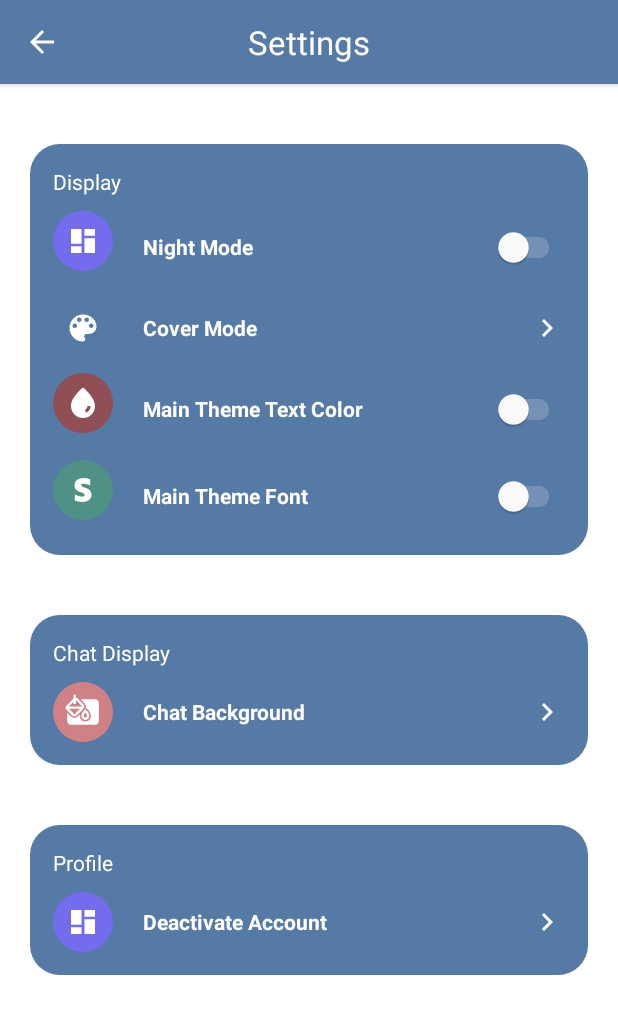
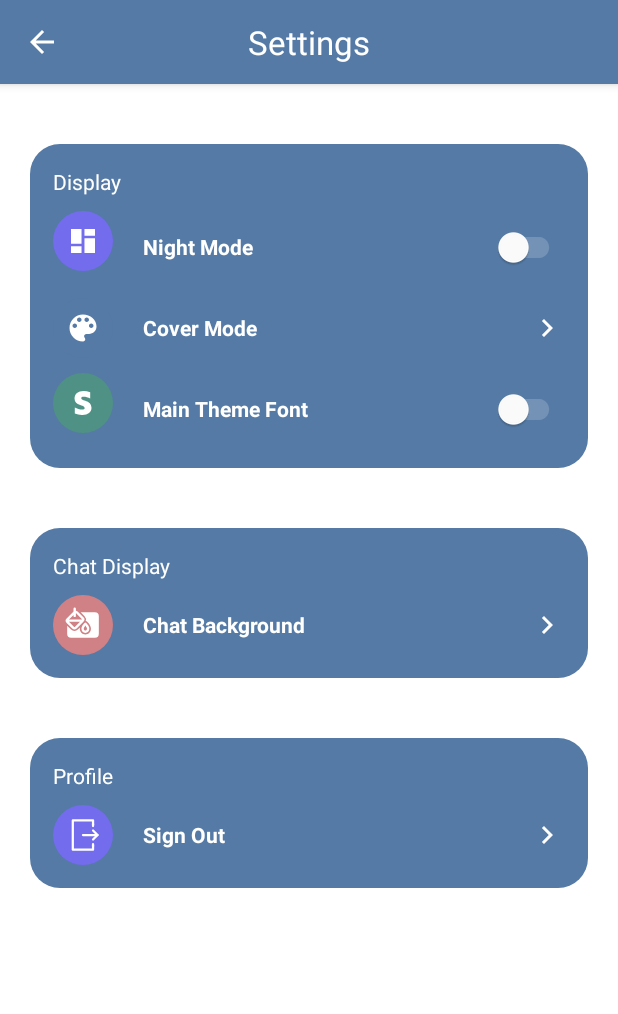
Before and after one commit to grigroviska/Scruffy, an Android app: the SettingsActivity screen opened directly, with no data from a screen before it, on a phone screen of 412 x 824 dp. Shown: the top 1014 px of the screen. Run offline under Robolectric (Android 15) with nearby library versions, the light colour scheme and no system bars; our stand-ins replace Firebase (no records; nobody signed in at launch, a user with empty details on screens opened directly).

Commit message:
Edited settings and added logging out.

```diff
--- a/app/build.gradle
+++ b/app/build.gradle
@@ -42,6 +42,7 @@ android {
 
 dependencies {
 
+    implementation 'com.android.support:multidex:1.0.3'
     implementation 'androidx.core:core-ktx:1.9.0'
     implementation 'androidx.appcompat:appcompat:1.6.1'
     implementation 'com.google.android.material:material:1.8.0'
--- a/app/src/main/java/com/gematriga/scruffy/activity/CoverActivity.kt
+++ b/app/src/main/java/com/gematriga/scruffy/activity/CoverActivity.kt
@@ -1,14 +1,20 @@
 package com.gematriga.scruffy.activity
 
+import android.content.res.Resources
+import android.graphics.drawable.Drawable
+import android.media.Image
 import android.net.Uri
 import android.os.Bundle
 import android.util.Log
+import android.view.View
+import android.widget.ImageView
 import android.widget.RadioGroup
 import androidx.appcompat.app.AppCompatActivity
 import androidx.appcompat.app.AppCompatDelegate
 import com.gematriga.scruffy.R
 import com.gematriga.scruffy.databinding.ActivityCoverBinding
 import com.google.firebase.database.FirebaseDatabase
+import pl.droidsonroids.gif.GifImageView
 
 class CoverActivity : AppCompatActivity() {
 
--- a/app/src/main/java/com/gematriga/scruffy/activity/SettingsActivity.kt
+++ b/app/src/main/java/com/gematriga/scruffy/activity/SettingsActivity.kt
@@ -5,12 +5,10 @@ import android.content.Intent
 import android.content.SharedPreferences
 import android.net.Uri
 import android.os.Bundle
-import android.view.View
 import android.widget.Toast
 import androidx.appcompat.app.AlertDialog
 import androidx.appcompat.app.AppCompatActivity
 import androidx.appcompat.app.AppCompatDelegate
-import com.gematriga.scruffy.R
 import com.gematriga.scruffy.databinding.ActivitySettingsBinding
 import com.google.firebase.auth.FirebaseAuth
 import com.google.firebase.database.FirebaseDatabase
@@ -23,6 +21,7 @@ open class SettingsActivity : AppCompatActivity() {
 
     private lateinit var binding : ActivitySettingsBinding
     private var database : FirebaseDatabase? = null
+    private lateinit var auth : FirebaseAuth
 
     private var currentId : String? = null
     private var selectedImg : Uri? = null
@@ -33,9 +32,9 @@ open class SettingsActivity : AppCompatActivity() {
         binding = ActivitySettingsBinding.inflate(layoutInflater)
         setContentView(binding.root)
 
+        auth = FirebaseAuth.getInstance()
         database = FirebaseDatabase.getInstance()
         currentId = FirebaseAuth.getInstance().uid
-        var preferenceManager: PreferenceManager
 
         //Commands that evaluate online status
         database!!.reference.child("Presence")
@@ -70,17 +69,14 @@ open class SettingsActivity : AppCompatActivity() {
 
                 AppCompatDelegate.setDefaultNightMode(AppCompatDelegate.MODE_NIGHT_NO)
                 sharedPrefsEdit.putBoolean("NightMode", false)
-                sharedPrefsEdit.apply()
 
             }else{
 
                 AppCompatDelegate.setDefaultNightMode(AppCompatDelegate.MODE_NIGHT_YES)
                 sharedPrefsEdit.putBoolean("NightMode", true)
-                sharedPrefsEdit.apply()
 
             }
-
-
+            sharedPrefsEdit.apply()
         }
 
         binding.coverMode.setOnClickListener {
@@ -90,30 +86,37 @@ open class SettingsActivity : AppCompatActivity() {
 
         }
 
-        binding.selectBackground.setOnClickListener {
-
-            /*val view = View.inflate(this@SettingsActivity, R.layout.selectbackground,null)
-            val builder = AlertDialog.Builder(this@SettingsActivity)
-            builder.setView(view)
-
-            val dialog = builder.create()
-            dialog.show()
-            dialog.window?.setBackgroundDrawableResource(android.R.color.transparent)*/
-
+        binding.selectBackgroundLayout.setOnClickListener {
 
             val imgUrIntent = Intent()
             imgUrIntent.action = Intent.ACTION_GET_CONTENT
             imgUrIntent.type = "image/*"
-            @Suppress("DEPRECATION")
             startActivityForResult(imgUrIntent, 4)
+
+        }
+
+        binding.signOutLayout.setOnClickListener {
+
+            val builder = AlertDialog.Builder(this@SettingsActivity)
+            builder.setTitle("Are you sure?")
+            builder.setMessage("Are you going out :(")
+            builder.setPositiveButton("Yes") { dialog, which ->
+
+                auth.signOut()
+                startActivity(Intent(this, MainActivity::class.java))
+                finish()
+
+            }
+            builder.setNegativeButton("No") { dialog, which ->
+            }
+            val dialog = builder.create()
+            dialog.show()
+
         }
 
 
     }
 
-
-    @Suppress("DEPRECATION")
-    @Deprecated("Deprecated in Java")
     override fun onActivityResult(requestCode: Int, resultCode: Int, data: Intent?) {
         super.onActivityResult(requestCode, resultCode, data)
         try {
--- a/app/src/main/res/layout/activity_settings.xml
+++ b/app/src/main/res/layout/activity_settings.xml
@@ -141,38 +141,6 @@
 
                 </RelativeLayout>
 
-                <RelativeLayout
-                    android:layout_marginTop="10dp"
-                    android:layout_width="match_parent"
-                    android:layout_height="wrap_content">
-
-                    <ImageView
-                        android:id="@+id/mainThemeTextIcon"
-                        android:layout_width="40dp"
-                        android:layout_height="40dp"
-                        android:src="@drawable/scruffy_font_color_icon"
-                        android:background="@drawable/round_back_main_text_theme"
-                        android:padding="8dp"/>
-
-                    <TextView
-                        android:layout_marginStart="20dp"
-                        android:layout_width="wrap_content"
-                        android:layout_height="wrap_content"
-                        android:layout_centerVertical="true"
-                        android:text="Main Theme Text Color"
-                        android:textColor="#FFF"
-                        android:textStyle="bold"
-                        android:layout_toEndOf="@+id/mainThemeTextIcon"
-                        />
-
-                    <androidx.appcompat.widget.SwitchCompat
-                        android:layout_width="48dp"
-                        android:layout_height="48dp"
-                        android:layout_alignParentEnd="true"
-                        android:layout_centerVertical="true"
-                        android:switchMinWidth="50dp"
-                        android:theme="@style/nightModeSwitch"/>
-                </RelativeLayout>
 
                 <RelativeLayout
                     android:layout_marginTop="10dp"
@@ -227,6 +195,7 @@
                     />
 
                 <RelativeLayout
+                    android:id="@+id/selectBackgroundLayout"
                     android:layout_marginTop="10dp"
                     android:layout_width="match_parent"
                     android:layout_height="wrap_content">
@@ -281,30 +250,32 @@
                     />
 
                 <RelativeLayout
+                    android:id="@+id/signOutLayout"
                     android:layout_marginTop="10dp"
                     android:layout_width="match_parent"
                     android:layout_height="wrap_content">
 
                     <ImageView
-                        android:id="@+id/deactivateIcon"
+                        android:id="@+id/signOutIcon"
                         android:layout_width="40dp"
                         android:layout_height="40dp"
-                        android:src="@drawable/scruffy_theme_icon"
+                        android:src="@drawable/scruffy_sign_out"
                         android:background="@drawable/round_back_night_mode"
-                        android:padding="12dp"/>
+                        android:padding="8dp"/>
 
                     <TextView
                         android:layout_marginStart="20dp"
                         android:layout_width="wrap_content"
                         android:layout_height="wrap_content"
                         android:layout_centerVertical="true"
-                        android:text="Deactivate Account"
+                        android:text="Sign Out"
                         android:textColor="#FFF"
                         android:textStyle="bold"
-                        android:layout_toEndOf="@+id/deactivateIcon"
+                        android:layout_toEndOf="@+id/signOutIcon"
                         />
 
                     <ImageView
+                        android:id="@+id/signOutToDirect"
                         android:layout_width="wrap_content"
                         android:layout_height="wrap_content"
                         android:src="@drawable/scruffy_forward_icon"
--- a/app/src/main/res/layout/nav_header.xml
+++ b/app/src/main/res/layout/nav_header.xml
@@ -11,7 +11,6 @@
         android:id="@+id/gifImageView2"
         android:layout_width="match_parent"
         android:layout_height="185dp"
-        android:src="@drawable/profile_bg"
         app:layout_constraintEnd_toEndOf="parent"
         app:layout_constraintStart_toStartOf="parent"
         app:layout_constraintTop_toTopOf="parent" />
--- a/build.gradle
+++ b/build.gradle
@@ -1,6 +1,6 @@
 buildscript {
     dependencies {
-        classpath 'com.google.gms:google-services:4.3.14'
+        classpath 'com.google.gms:google-services:4.3.15'
     }
 }// Top-level build file where you can add configuration options common to all sub-projects/modules.
 plugins {
```
Also changed, not shown: app/src/main/java/com/gematriga/scruffy/activity/HomeActivity.kt (+4 -13 lines).
